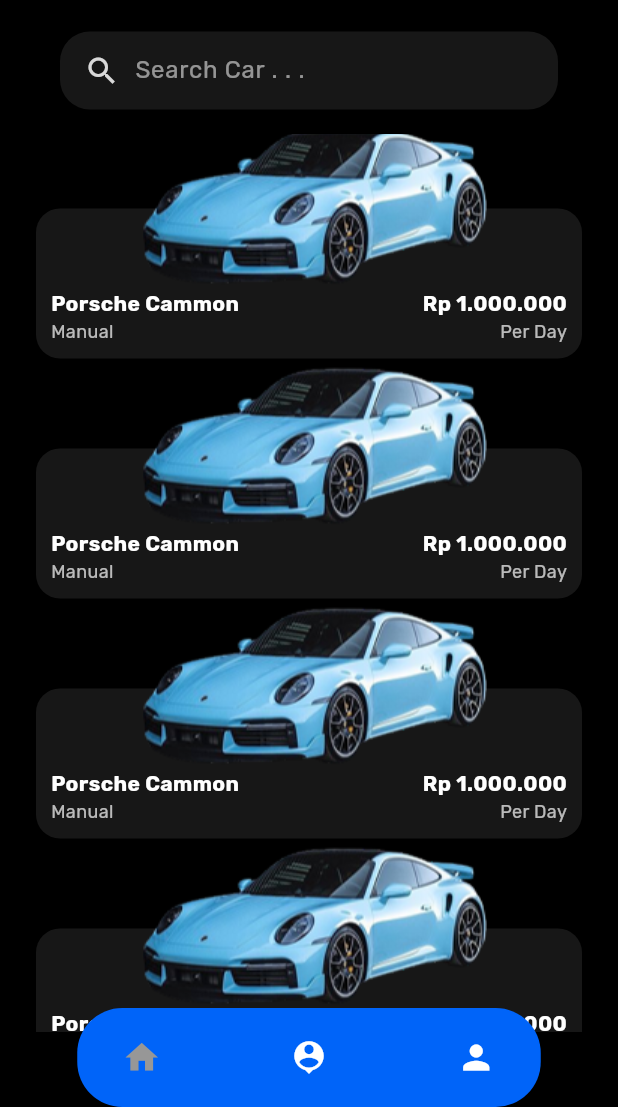
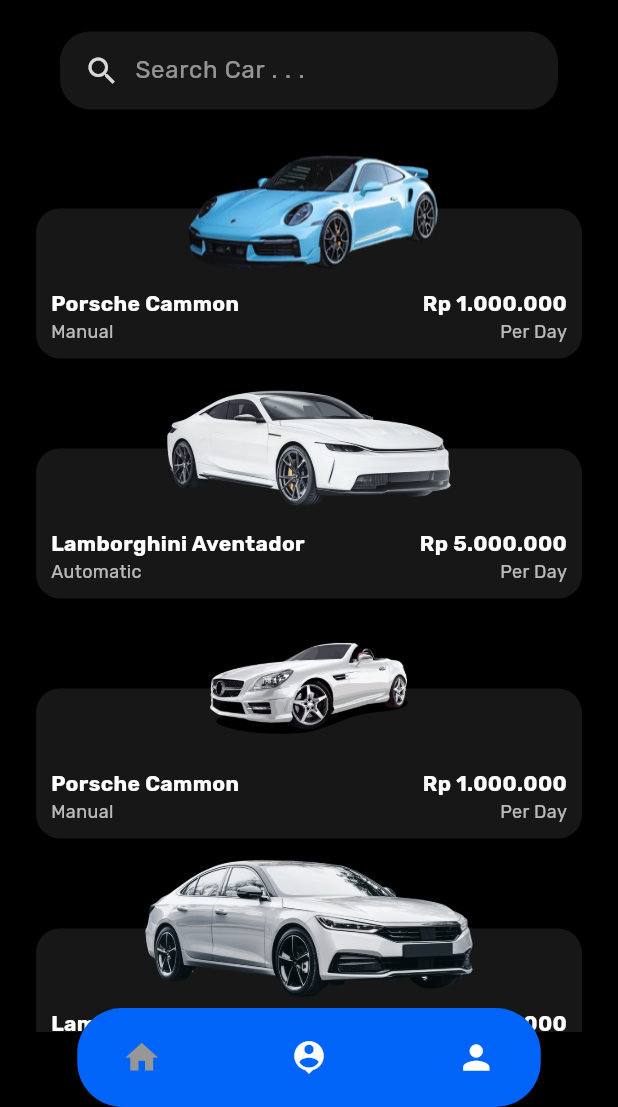
Before and after one commit to restumi/CarRentUkkMobile, a Flutter app: the screen it shows after launch, on a phone screen of 412 x 824 dp, the part 129-1236 px from its top. Run offline on Flutter 3.47's test engine with Material 3 defaults, Android fonts, the phone set to English and light mode, and no system bars; our stand-ins replace google_fonts, image_picker, table_calendar.

Commit message:
add dummyCars data

```diff
--- a/lib/routes/app_route.dart
+++ b/lib/routes/app_route.dart
@@ -43,7 +43,7 @@
         return _buildRoute(const ProfileScreen(), direction: direction);
 
       case detailCar:
-        return _buildRoute(const DetailCarScreen(), direction: direction);
+        return _buildRoute(DetailCarScreen(dummyCars: settings.arguments), direction: direction);
 
       case transaction:
         return _buildRoute(const TransactionScreen(), direction: direction);
--- a/lib/screens/home/detail_car_screen.dart
+++ b/lib/screens/home/detail_car_screen.dart
@@ -4,12 +4,17 @@
 import '../../styles/app_color.dart';
 
 class DetailCarScreen extends StatelessWidget {
-  const DetailCarScreen({super.key});
+  final dynamic dummyCars;
+  const DetailCarScreen({super.key, required this.dummyCars});
 
   @override
   Widget build(BuildContext context) {
     void handleBackToHome() {
-      Navigator.pushNamed(context, AppRouter.home, arguments: SlideDirection.left);
+      Navigator.pushNamed(
+        context,
+        AppRouter.home,
+        arguments: SlideDirection.left,
+      );
     }
 
     void handleBookTransaction() {
@@ -84,7 +89,7 @@
                                 ),
                               ),
                               Text(
-                                "Porsche Cammon",
+                                dummyCars.name,
                                 style: GoogleFonts.rubik(
                                   color: AppColors.white,
                                   fontSize: 40,
@@ -99,7 +104,7 @@
 
                         Center(
                           child: Image.asset(
-                            "assets/images/car.png",
+                            dummyCars.image,
                             width: 300,
                           ),
                         ),
--- a/lib/screens/home/home_screen.dart
+++ b/lib/screens/home/home_screen.dart
@@ -3,12 +3,17 @@
 import 'package:google_fonts/google_fonts.dart';
 import '../../styles/app_color.dart';
 import '../../widgets/bottom_navbar.dart';
+import 'package:car_rent_mobile_app/services/data/cars_data.dart';
 
 class HomeScreen extends StatelessWidget {
   const HomeScreen({super.key});
 
-  void _goToDetail(BuildContext context) {
-    Navigator.pushNamed(context, AppRouter.detailCar);
+  void _goToDetail(BuildContext context, dynamic car) {
+    Navigator.pushNamed(
+        context,
+        AppRouter.detailCar,
+        arguments: car
+    );
   }
 
   void _goToDriver(BuildContext context) {
@@ -101,10 +106,11 @@
                       right: 24,
                       top: 30,
                     ),
-                    itemCount: 6,
+                    itemCount: dummyCars.length,
                     itemBuilder: (context, index) {
+                      final car = dummyCars[index];
                       return GestureDetector(
-                        onTap: () => _goToDetail(context),
+                        onTap: () => _goToDetail(context, car),
                         child: Container(
                           margin: const EdgeInsets.only(bottom: 40),
                           child: Stack(
@@ -132,7 +138,7 @@
                                       mainAxisAlignment: MainAxisAlignment.end,
                                       children: [
                                         Text(
-                                          "Porsche Cammon",
+                                          car.name,
                                           style: GoogleFonts.rubik(
                                             color: Colors.white,
                                             fontSize: 14, // kecilin font
@@ -140,7 +146,7 @@
                                           ),
                                         ),
                                         Text(
-                                          "Manual",
+                                          car.type,
                                           style: GoogleFonts.rubik(
                                             color: Colors.white70,
                                             fontSize: 12, // kecilin font
@@ -154,7 +160,7 @@
                                       mainAxisAlignment: MainAxisAlignment.end,
                                       children: [
                                         Text(
-                                          "Rp 1.000.000",
+                                          car.price,
                                           style: GoogleFonts.rubik(
                                             color: Colors.white,
                                             fontSize: 14,
@@ -176,13 +182,17 @@
 
                               // Mobil nongol di atas container
                               Positioned(
-                                top: -95,
+                                top: -30,
                                 left: 20,
                                 right: 20,
-                                child: Image.asset(
-                                  "assets/images/car.png",
-                                  height: 220,
-                                ),
+                                child: SizedBox(
+                                    height: 100,
+                                    width: 259,
+                                    child: Image.asset(
+                                        car.image ,
+                                        fit: BoxFit.scaleDown,
+                                    ),
+                                )
                               ),
                             ],
                           ),
@@ -214,11 +224,7 @@
                   _goToProfile(context);
                 }
               },
-              icons: [
-                Icons.home,
-                Icons.person_pin,
-                Icons.person
-              ],
+              icons: [Icons.home, Icons.person_pin, Icons.person],
             ),
           ],
         ),
--- /dev/null
+++ b/lib/services/data/cars_data.dart
@@ -0,0 +1,34 @@
+import '../models/car_model.dart';
+
+final List<Car> dummyCars = [
+  Car(
+    name: "Porsche Cammon",
+    type: "Manual",
+    price: "Rp 1.000.000",
+    image: "assets/images/cars/car.png",
+  ),
+  Car(
+    name: "Lamborghini Aventador",
+    type: "Automatic",
+    price: "Rp 5.000.000",
+    image: "assets/images/cars/car1.png",
+  ),
+  Car(
+    name: "Porsche Cammon",
+    type: "Manual",
+    price: "Rp 1.000.000",
+    image: "assets/images/cars/car2.png",
+  ),
+  Car(
+    name: "Lamborghini Aventador",
+    type: "Automatic",
+    price: "Rp 5.000.000",
+    image: "assets/images/cars/car3.png",
+  ),
+  Car(
+    name: "Lamborghini Aventador",
+    type: "Automatic",
+    price: "Rp 5.000.000",
+    image: "assets/images/cars/car4.png",
+  ),
+];
--- /dev/null
+++ b/lib/services/models/car_model.dart
@@ -0,0 +1,13 @@
+class Car {
+  final String name;
+  final String price;
+  final String type;
+  final String image;
+
+  Car({
+    required this.name,
+    required this.price,
+    required this.type,
+    required this.image,
+  });
+}
--- a/pubspec.yaml
+++ b/pubspec.yaml
@@ -73,6 +73,7 @@
   assets:
     - assets/images/
     - assets/icons/
+    - assets/images/cars/
   # An image asset can refer to one or more resolution-specific "variants", see
   # https://flutter.dev/to/resolution-aware-images
   # For details regarding adding assets from package dependencies, see
```
Also changed, not shown: assets/images/cars/car.png (renamed from assets/images/car.png), assets/images/cars/car1.png (added), assets/images/cars/car2.png (added), assets/images/cars/car3.png (added), assets/images/cars/car4.png (added).
